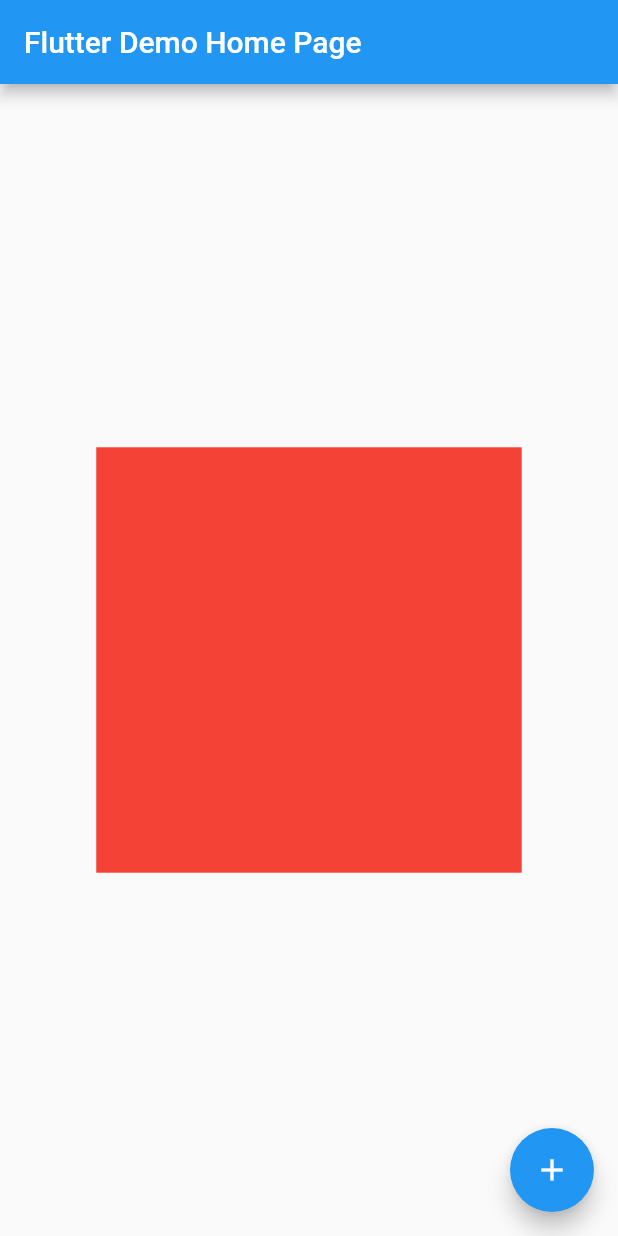
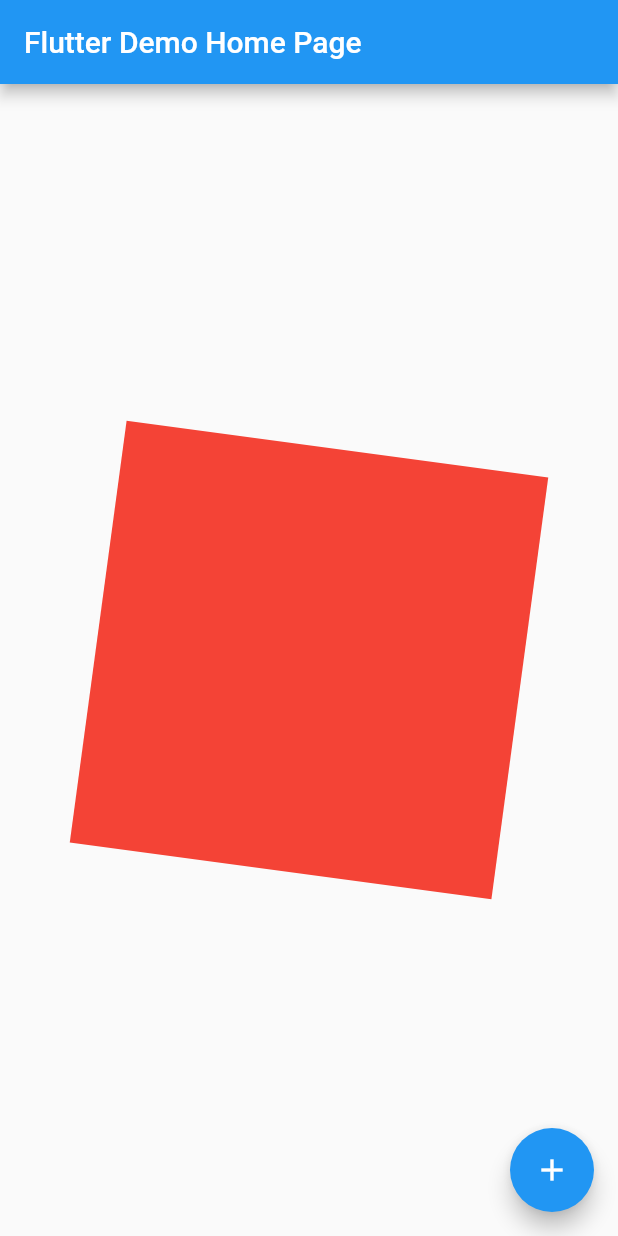
Before and after one commit to meena108/animation_flutter, a Flutter app: the screen it shows after launch, on a phone screen of 412 x 824 dp. Run offline on Flutter 3.47's test engine with Material 2 defaults, Android fonts, the phone set to English and light mode, and no system bars.

```diff
--- a/lib/main.dart
+++ b/lib/main.dart
@@ -1,7 +1,9 @@
 import 'package:flutter/material.dart';
+
 void main() {
   runApp(MyApp());
 }
+
 class MyApp extends StatelessWidget {
   // This widget is the root of your application.
   @override
@@ -15,27 +17,27 @@ class MyApp extends StatelessWidget {
     );
   }
 }
+
 class MyHomePage extends StatefulWidget {
   MyHomePage({Key key, this.title}) : super(key: key);
   final String title;
+
   @override
   _MyHomePageState createState() => _MyHomePageState();
 }
-class _MyHomePageState extends State<MyHomePage> with SingleTickerProviderStateMixin{
+
+class _MyHomePageState extends State<MyHomePage>
+    with SingleTickerProviderStateMixin {
   Future<void> _incrementCounter() async {}
   Animation<double> animation;
   AnimationController controller;
+
   @override
   void initState() {
     super.initState();
-    controller = AnimationController(
-        duration: Duration(seconds: 1),
-        vsync: this
-    );
-    animation = CurvedAnimation(
-        curve: Curves.easeInOut,
-        parent: controller
-    );
+    controller =
+        AnimationController(duration: Duration(seconds: 1), vsync: this);
+    animation = CurvedAnimation(curve: Curves.easeInOut, parent: controller);
     controller.repeat();
   }
 
@@ -49,12 +51,17 @@ class _MyHomePageState extends State<MyHomePage> with SingleTickerProviderStateM
         child: Column(
           mainAxisAlignment: MainAxisAlignment.center,
           children: <Widget>[
-            ScaleTransition(
-              alignment: Alignment.center,
-              child: Container(width: 100,height: 100,color:Colors.red),
-              scale: Tween<double> (begin: 1, end:3).animate(animation),
-
-            ),
+            FadeTransition(
+              opacity: Tween<double>(begin: 4, end: 1).animate(animation),
+              child: RotationTransition(
+                turns: Tween<double>(begin: 0, end: 44 / 7).animate(animation),
+                child: ScaleTransition(
+                  alignment: Alignment.center,
+                  child: Container(width: 100, height: 100, color: Colors.red),
+                  scale: Tween<double>(begin: 1, end: 3).animate(animation),
+                ),
+              ),
+            )
           ],
         ),
       ),
```
